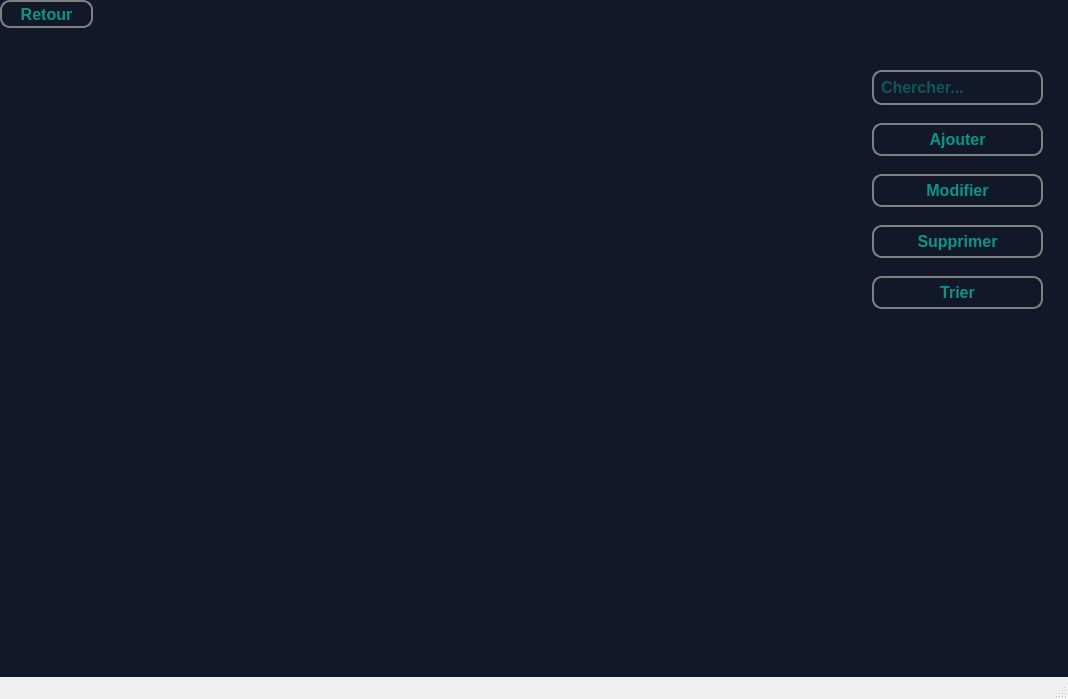
Above: mainwindow.ui from jmaimohamed/Smart_Contracting_And_Construction_Company_2A2 before the change. Below: the same form after it.
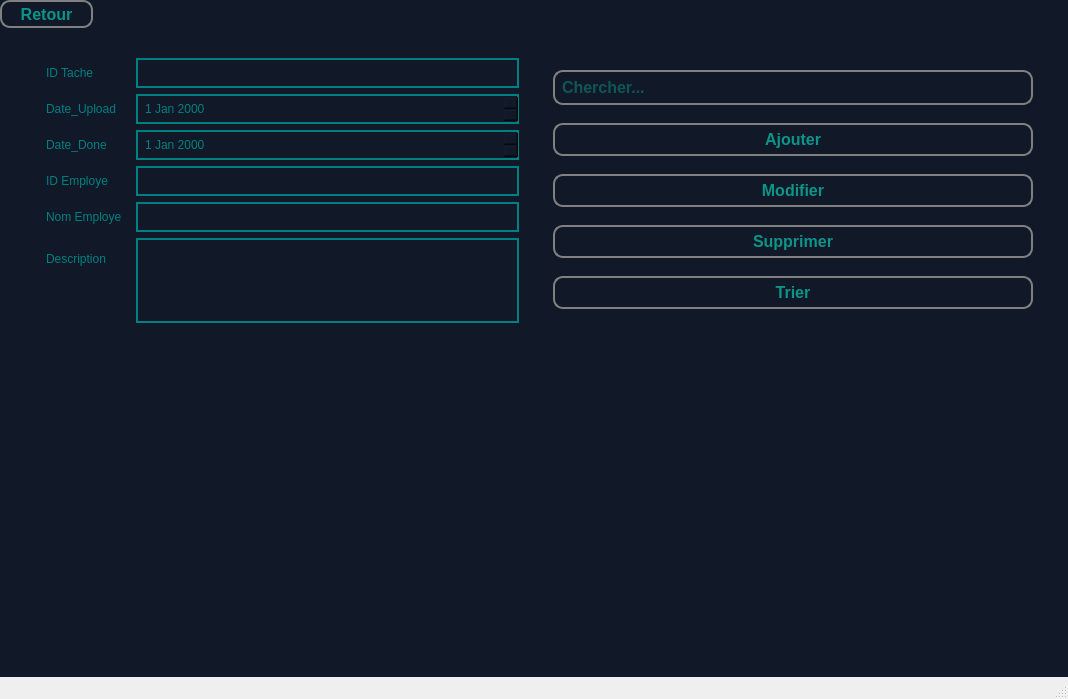
That is the form after the change. The open tabs and pages were chosen to show the change. Icons and pictures are not drawn.

What changed in the file:
```diff
--- a/mainwindow.ui
+++ b/mainwindow.ui
@@ -898,7 +898,7 @@
        <rect>
         <x>10</x>
         <y>30</y>
-        <width>1061</width>
+        <width>1051</width>
         <height>321</height>
        </rect>
       </property>
@@ -919,19 +919,160 @@
       </property>
       <layout class="QHBoxLayout" name="horizontalLayout_4">
        <item>
-        <widget class="QTableView" name="tableView_tache">
-         <property name="styleSheet">
-          <string notr="true">border: transparent;
+        <widget class="QGroupBox" name="Input_Box">
+         <property name="sizePolicy">
+          <sizepolicy hsizetype="Preferred" vsizetype="Preferred">
+           <horstretch>0</horstretch>
+           <verstretch>0</verstretch>
+          </sizepolicy>
+         </property>
+         <property name="title">
+          <string/>
+         </property>
+         <layout class="QFormLayout" name="formLayout">
+          <item row="0" column="0">
+           <widget class="QLabel" name="tache_label">
+            <property name="sizePolicy">
+             <sizepolicy hsizetype="Expanding" vsizetype="Preferred">
+              <horstretch>0</horstretch>
+              <verstretch>0</verstretch>
+             </sizepolicy>
+            </property>
+            <property name="text">
+             <string>ID Tache</string>
+            </property>
+           </widget>
+          </item>
+          <item row="0" column="1">
+           <widget class="QLineEdit" name="idTache">
+            <property name="sizePolicy">
+             <sizepolicy hsizetype="MinimumExpanding" vsizetype="Fixed">
+              <horstretch>0</horstretch>
+              <verstretch>0</verstretch>
+             </sizepolicy>
+            </property>
+            <property name="styleSheet">
+             <string notr="true">border: 2px solid teal;
 padding: 5px;
-color: teal;
+color: red;
 </string>
-         </property>
+            </property>
+           </widget>
+          </item>
+          <item row="1" column="0">
+           <widget class="QLabel" name="dateU_label">
+            <property name="text">
+             <string>Date_Upload</string>
+            </property>
+           </widget>
+          </item>
+          <item row="1" column="1">
+           <widget class="QDateEdit" name="dateUpload">
+            <property name="sizePolicy">
+             <sizepolicy hsizetype="MinimumExpanding" vsizetype="Fixed">
+              <horstretch>0</horstretch>
+              <verstretch>0</verstretch>
+             </sizepolicy>
+            </property>
+            <property name="styleSheet">
+             <string notr="true">border: 2px solid teal;
+padding: 5px;
+
+</string>
+            </property>
+           </widget>
+          </item>
+          <item row="2" column="0">
+           <widget class="QLabel" name="dateD_label">
+            <property name="text">
+             <string>Date_Done</string>
+            </property>
+           </widget>
+          </item>
+          <item row="2" column="1">
+           <widget class="QDateEdit" name="dateDone">
+            <property name="sizePolicy">
+             <sizepolicy hsizetype="MinimumExpanding" vsizetype="Fixed">
+              <horstretch>0</horstretch>
+              <verstretch>0</verstretch>
+             </sizepolicy>
+            </property>
+            <property name="styleSheet">
+             <string notr="true">border: 2px solid teal;
+padding: 5px;
+
+</string>
+            </property>
+           </widget>
+          </item>
+          <item row="3" column="0">
+           <widget class="QLabel" name="idE_label">
+            <property name="text">
+             <string>ID Employe</string>
+            </property>
+           </widget>
+          </item>
+          <item row="3" column="1">
+           <widget class="QLineEdit" name="idEmploye">
+            <property name="sizePolicy">
+             <sizepolicy hsizetype="MinimumExpanding" vsizetype="Fixed">
+              <horstretch>0</horstretch>
+              <verstretch>0</verstretch>
+             </sizepolicy>
+            </property>
+            <property name="styleSheet">
+             <string notr="true">border: 2px solid teal;
+padding: 5px;
+
+</string>
+            </property>
+           </widget>
+          </item>
+          <item row="4" column="0">
+           <widget class="QLabel" name="nomE_label">
+            <property name="text">
+             <string>Nom Employe</string>
+            </property>
+           </widget>
+          </item>
+          <item row="4" column="1">
+           <widget class="QLineEdit" name="nomEmploye">
+            <property name="sizePolicy">
+             <sizepolicy hsizetype="MinimumExpanding" vsizetype="Fixed">
+              <horstretch>0</horstretch>
+              <verstretch>0</verstretch>
+             </sizepolicy>
+            </property>
+            <property name="styleSheet">
+             <string notr="true">border: 2px solid teal;
+padding: 5px;
+</string>
+            </property>
+           </widget>
+          </item>
+          <item row="5" column="0">
+           <widget class="QLabel" name="description_label">
+            <property name="text">
+             <string>Description</string>
+            </property>
+           </widget>
+          </item>
+          <item row="5" column="1">
+           <widget class="QTextEdit" name="descEmploye">
+            <property name="styleSheet">
+             <string notr="true">border: 2px solid teal;
+padding: 5px;
+</string>
+            </property>
+           </widget>
+          </item>
+         </layout>
         </widget>
        </item>
        <item>
         <widget class="QGroupBox" name="Crud_box_3">
          <property name="sizePolicy">
-          <sizepolicy hsizetype="Maximum" vsizetype="Preferred">
+          <sizepolicy hsizetype="Preferred" vsizetype="Preferred">
            <horstretch>0</horstretch>
            <verstretch>0</verstretch>
           </sizepolicy>
@@ -1053,6 +1194,27 @@
        <string>Retour</string>
       </property>
      </widget>
+     <widget class="QTableView" name="tableView_tache">
+      <property name="geometry">
+       <rect>
+        <x>10</x>
+        <y>360</y>
+        <width>1051</width>
+        <height>291</height>
+       </rect>
+      </property>
+      <property name="sizePolicy">
+       <sizepolicy hsizetype="Minimum" vsizetype="Expanding">
+        <horstretch>0</horstretch>
+        <verstretch>0</verstretch>
+       </sizepolicy>
+      </property>
+      <property name="styleSheet">
+       <string notr="true">border: transparent;
+color: teal;
+</string>
+      </property>
+     </widget>
     </widget>
    </widget>
   </widget>
```
